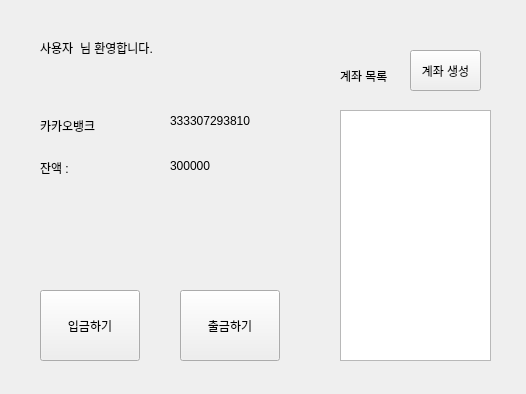
Old version of the form QTbank/useraccountdisplay.ui in the repository vedaProject1/bankproject.
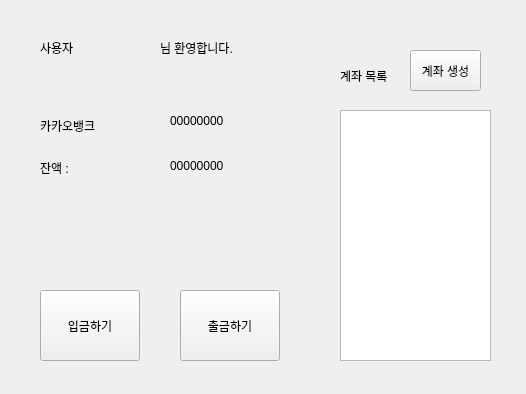
New version of the form.

Commit message: fix :  ui 변경

The edit to the form file:
```diff
--- a/QTbank/useraccountdisplay.ui
+++ b/QTbank/useraccountdisplay.ui
@@ -29,7 +29,7 @@
   <widget class="QLabel" name="label_2">
    <property name="geometry">
     <rect>
-     <x>80</x>
+     <x>160</x>
      <y>40</y>
      <width>101</width>
      <height>16</height>
@@ -59,7 +59,7 @@
     </rect>
    </property>
    <property name="text">
-    <string>333307293810</string>
+    <string>00000000</string>
    </property>
   </widget>
   <widget class="QPushButton" name="pushButton_3">
@@ -124,7 +124,7 @@
     </rect>
    </property>
    <property name="text">
-    <string>300000</string>
+    <string>00000000</string>
    </property>
   </widget>
   <widget class="QPushButton" name="pushButton_2">
```
Left out of the diff: 41 changed lines with no effect on the pictures.
